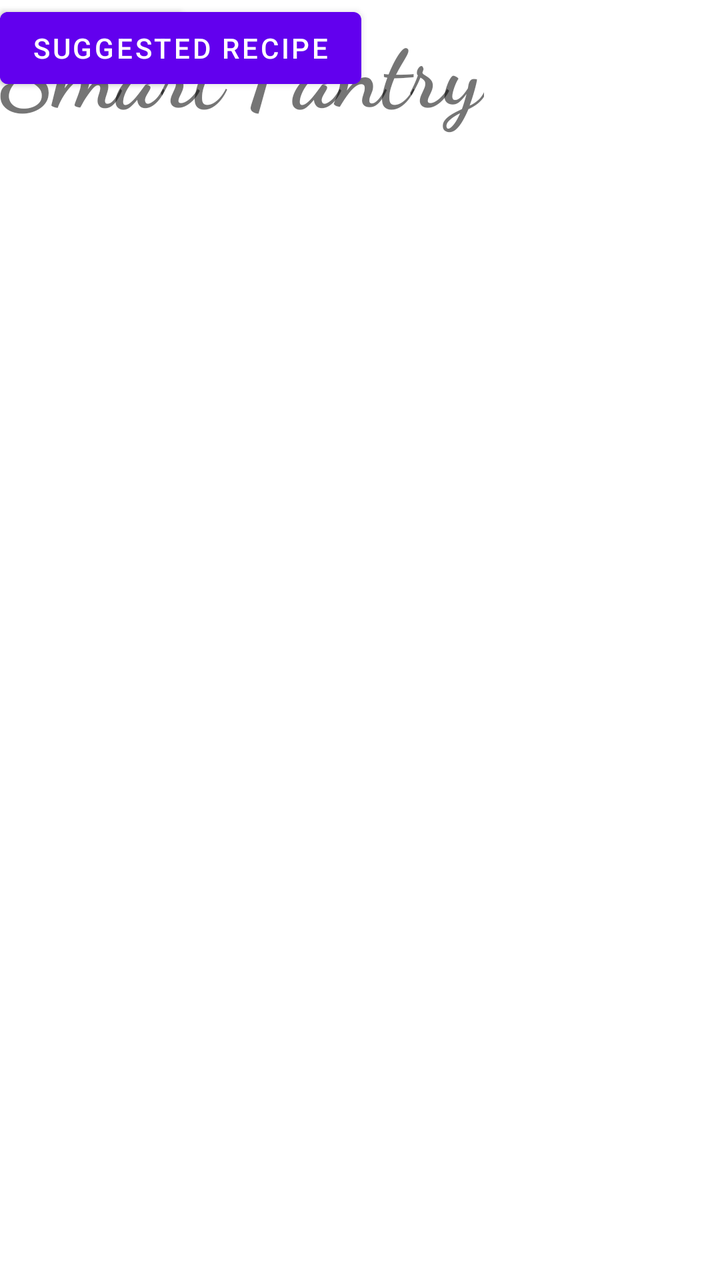
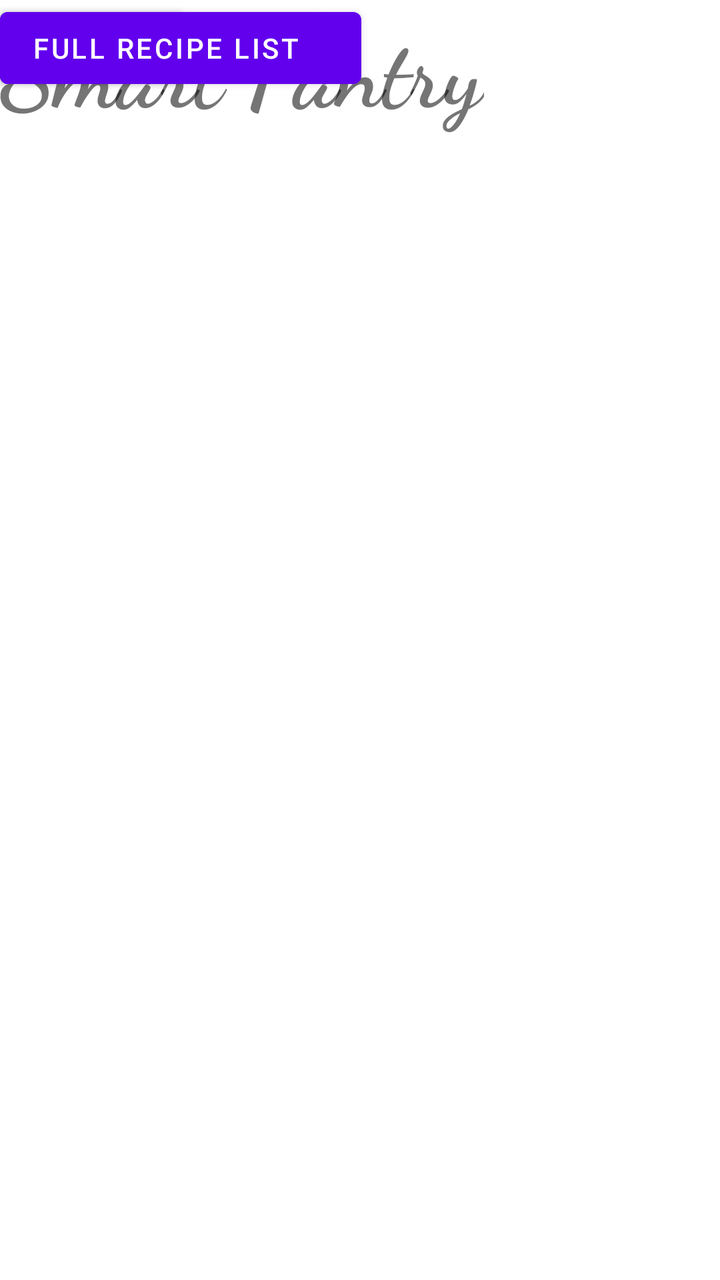

The first picture is an Android layout as it rendered before a commit; the second is the same layout after the commit. The layout source and the unified diff follow.
<!-- AndroidManifest.xml: application theme Theme.SmartPantry -->
<!-- res/layout/activity_home_page.xml -->
<?xml version="1.0" encoding="utf-8"?>
<androidx.constraintlayout.widget.ConstraintLayout xmlns:android="http://schemas.android.com/apk/res/android"
    xmlns:app="http://schemas.android.com/apk/res-auto"
    xmlns:tools="http://schemas.android.com/tools"
    android:id="@+id/main"
    android:layout_width="match_parent"
    android:layout_height="match_parent"
    android:background="#00FFFFFF"
    tools:context=".home_page">

    <Button
        android:id="@+id/btnPantry"
        android:layout_width="wrap_content"
        android:layout_height="wrap_content"
        android:fontFamily="sans-serif-medium"
        android:text="Pantry"
        tools:layout_editor_absoluteX="159dp"
        tools:layout_editor_absoluteY="379dp" />

    <Button
        android:id="@+id/btnSuggest"
        android:layout_width="wrap_content"
        android:layout_height="wrap_content"
        android:text="Suggested Recipe"
        tools:layout_editor_absoluteX="115dp"
        tools:layout_editor_absoluteY="461dp" />

    <TextView
        android:id="@+id/txtTitle"
        android:layout_width="wrap_content"
        android:layout_height="wrap_content"
        android:fontFamily="cursive"
        android:text="Smart Pantry"
        android:textSize="48sp"
        android:textStyle="bold"
        tools:layout_editor_absoluteX="83dp"
        tools:layout_editor_absoluteY="141dp" />

</androidx.constraintlayout.widget.ConstraintLayout>
<!-- resources referenced by this layout -->
<resources>
  <style name="Theme.SmartPantry" parent="Theme.MaterialComponents.DayNight.DarkActionBar">
          
          <item name="colorPrimary">@color/purple_500</item>
          <item name="colorPrimaryVariant">@color/purple_700</item>
          <item name="colorOnPrimary">@color/white</item>
          
          <item name="colorSecondary">@color/teal_200</item>
          <item name="colorSecondaryVariant">@color/teal_700</item>
          <item name="colorOnSecondary">@color/black</item>
          
          <item name="android:statusBarColor">?attr/colorPrimaryVariant</item>
          
      </style>
  <color name="purple_500">#FF6200EE</color>
  <color name="purple_700">#FF3700B3</color>
  <color name="white">#FFFFFFFF</color>
  <color name="teal_200">#FF03DAC5</color>
  <color name="teal_700">#FF018786</color>
  <color name="black">#FF000000</color>
</resources>

<!-- the commit's change to res/layout/activity_home_page.xml (unified diff, before → after) -->
@@ -36,4 +36,12 @@
         tools:layout_editor_absoluteX="83dp"
         tools:layout_editor_absoluteY="141dp" />
 
+    <Button
+        android:id="@+id/btnFull"
+        android:layout_width="wrap_content"
+        android:layout_height="wrap_content"
+        android:text="Full Recipe List"
+        tools:layout_editor_absoluteX="123dp"
+        tools:layout_editor_absoluteY="549dp" />
+
 </androidx.constraintlayout.widget.ConstraintLayout>
